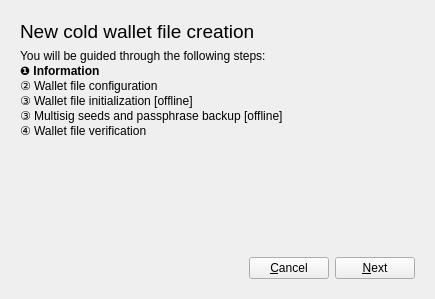
Before: the Qt Designer form widgets/createwalletwizard.ui in joshirio/iota-cooler, drawn with Qt 5.
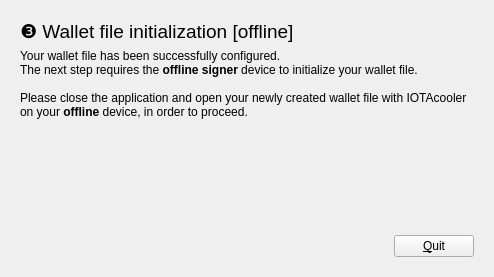
After: the same form once the commit is applied. The open tabs and pages were chosen to show the change.

Commit message: wallet init online part UI

The edit to the form file:
```diff
--- a/widgets/createwalletwizard.ui
+++ b/widgets/createwalletwizard.ui
@@ -6,8 +6,8 @@
    <rect>
     <x>0</x>
     <y>0</y>
-    <width>435</width>
-    <height>299</height>
+    <width>494</width>
+    <height>277</height>
    </rect>
   </property>
   <property name="windowTitle">
@@ -235,6 +235,66 @@
        </item>
       </layout>
      </widget>
+     <widget class="QWidget" name="page_3">
+      <layout class="QVBoxLayout" name="verticalLayout_4">
+       <item>
+        <widget class="QLabel" name="label_7">
+         <property name="text">
+          <string>&lt;html&gt;&lt;head/&gt;&lt;body&gt;&lt;p&gt;&lt;span style=&quot; font-size:14pt;&quot;&gt;&amp;#10104; Wallet file initialization [offline]&lt;/span&gt;&lt;/p&gt;&lt;/body&gt;&lt;/html&gt;</string>
+         </property>
+        </widget>
+       </item>
+       <item>
+        <widget class="QLabel" name="label_8">
+         <property name="text">
+          <string>Your wallet file has been successfully configured.&lt;br /&gt;
+The next step requires the &lt;b&gt;offline signer&lt;/b&gt; device to initialize your wallet file.&lt;br /&gt;&lt;br /&gt;
+Please close the application and open your newly created wallet file with IOTAcooler on your &lt;b&gt;offline&lt;/b&gt; device, in order to proceed.</string>
+         </property>
+         <property name="wordWrap">
+          <bool>true</bool>
+         </property>
+        </widget>
+       </item>
+       <item>
+        <spacer name="verticalSpacer_3">
+         <property name="orientation">
+          <enum>Qt::Vertical</enum>
+         </property>
+         <property name="sizeHint" stdset="0">
+          <size>
+           <width>20</width>
+           <height>109</height>
+          </size>
+         </property>
+        </spacer>
+       </item>
+       <item>
+        <layout class="QHBoxLayout" name="horizontalLayout_4">
+         <item>
+          <spacer name="horizontalSpacer_3">
+           <property name="orientation">
+            <enum>Qt::Horizontal</enum>
+           </property>
+           <property name="sizeHint" stdset="0">
+            <size>
+             <width>40</width>
+             <height>20</height>
+            </size>
+           </property>
+          </spacer>
+         </item>
+         <item>
+          <widget class="QPushButton" name="wInitOnlineQuitButton">
+           <property name="text">
+            <string>&amp;Quit</string>
+           </property>
+          </widget>
+         </item>
+        </layout>
+       </item>
+      </layout>
+     </widget>
     </widget>
    </item>
   </layout>
```
Left out of the diff: 2 changed lines with no effect on the pictures. The commit also changes 2 other files.
